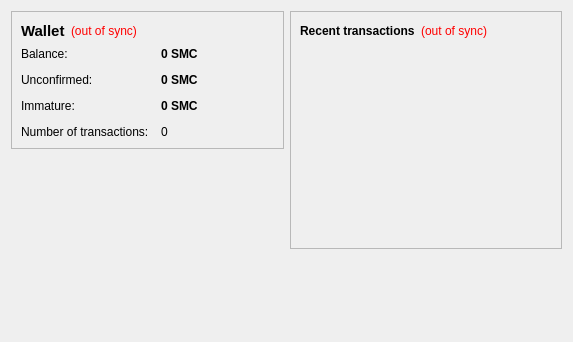
This is src/qt/forms/overviewpage.ui in indokathan/instacoin as Qt 5 draws it before an edit. The edited form follows.
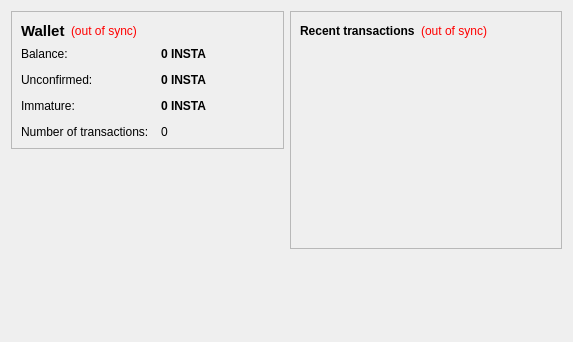
This is the edited form.

What changed in the file:
```diff
--- a/src/qt/forms/overviewpage.ui
+++ b/src/qt/forms/overviewpage.ui
@@ -105,7 +105,7 @@
              <string>Your current balance</string>
             </property>
             <property name="text">
-             <string notr="true">0 SMC</string>
+             <string notr="true">0 INSTA</string>
             </property>
             <property name="textInteractionFlags">
              <set>Qt::LinksAccessibleByMouse|Qt::TextSelectableByKeyboard|Qt::TextSelectableByMouse</set>
@@ -134,7 +134,7 @@
              <string>Total of transactions that have yet to be confirmed, and do not yet count toward the current balance</string>
             </property>
             <property name="text">
-             <string notr="true">0 SMC</string>
+             <string notr="true">0 INSTA</string>
             </property>
             <property name="textInteractionFlags">
              <set>Qt::LinksAccessibleByMouse|Qt::TextSelectableByKeyboard|Qt::TextSelectableByMouse</set>
@@ -177,7 +177,7 @@
              <string>Mined balance that has not yet matured</string>
             </property>
             <property name="text">
-             <string notr="true">0 SMC</string>
+             <string notr="true">0 INSTA</string>
             </property>
             <property name="textInteractionFlags">
              <set>Qt::LinksAccessibleByMouse|Qt::TextSelectableByKeyboard|Qt::TextSelectableByMouse</set>
```
Left out of the diff: 4 changed lines with no effect on the pictures.
